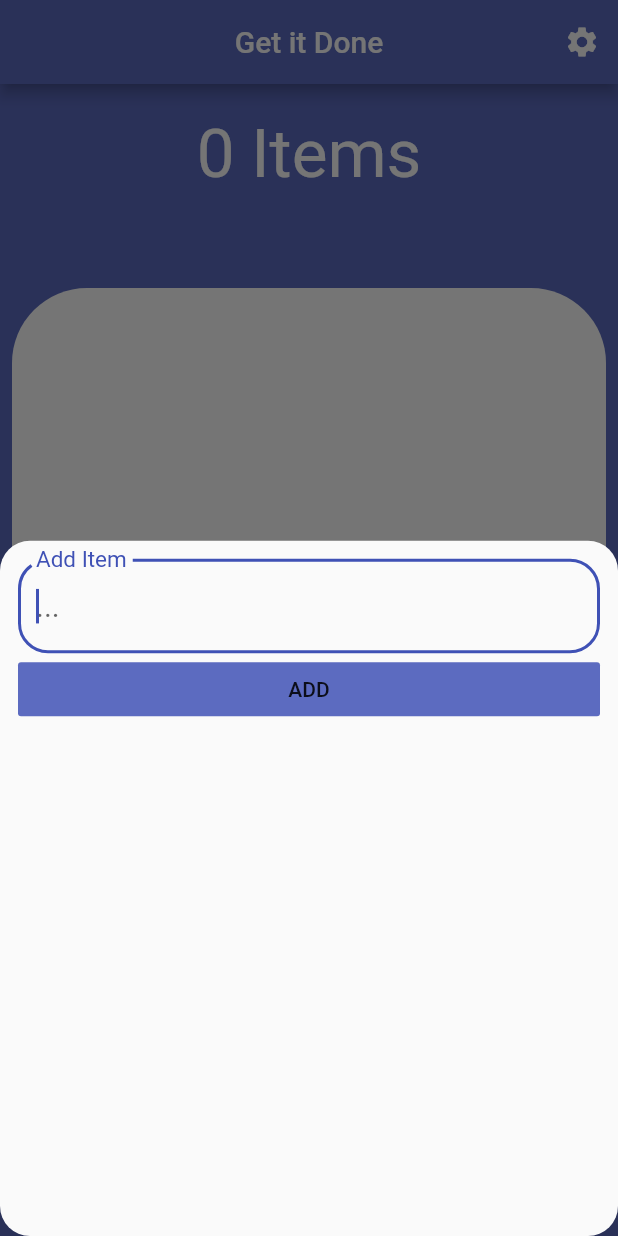
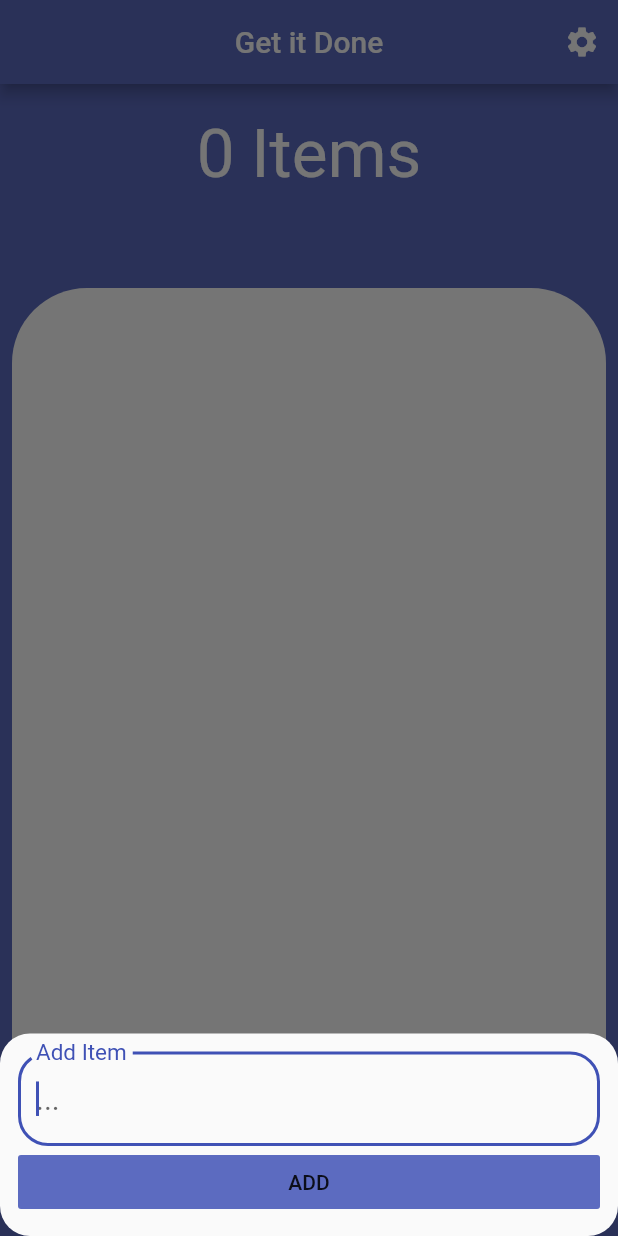
Before and after one commit to salihgun/Flutter-Get-It-Done, a Flutter app: the screen it shows after launch, after a tap on the "add" icon, on a phone screen of 412 x 824 dp. Run offline on Flutter 3.47's test engine with Material 2 defaults, Android fonts, the phone set to English and light mode, and no system bars; our stand-ins replace shared_preferences, splashscreen.

Commit message:
second commit

```diff
--- a/lib/screens/home_page.dart
+++ b/lib/screens/home_page.dart
@@ -9,6 +9,7 @@ class HomePage extends StatelessWidget {
   @override
   Widget build(BuildContext context) {
     return Scaffold(
+
       appBar: AppBar(
         actions: [
           IconButton(
--- a/lib/screens/setting_page.dart
+++ b/lib/screens/setting_page.dart
@@ -7,7 +7,7 @@ class SettingsPage extends StatelessWidget {
   Widget build(BuildContext context) {
     return Scaffold(
       appBar: AppBar(
-        title: Text("Tema Seçimi Yapınız"),
+        title: Text("Change Theme Color"),
       ),
       body: SwitchCard(),
     );
--- a/lib/widgets/item_adder.dart
+++ b/lib/widgets/item_adder.dart
@@ -6,7 +6,8 @@ class ItemAdder extends StatelessWidget {
   final textController = TextEditingController();
   @override
   Widget build(BuildContext context) {
-    return Container(
+    return SingleChildScrollView(
+      child: Container(
         child: Padding(
           padding: const EdgeInsets.all(12.0),
           child: Column(
@@ -37,6 +38,7 @@ class ItemAdder extends StatelessWidget {
             ],
           ),
         ),
+      ),
     );
   }
 }
```
Also changed, not shown: lib/models/items_data.dart (line endings or trailing spaces), pubspec.lock. Lines whose indentation alone changed are shown as unchanged.
